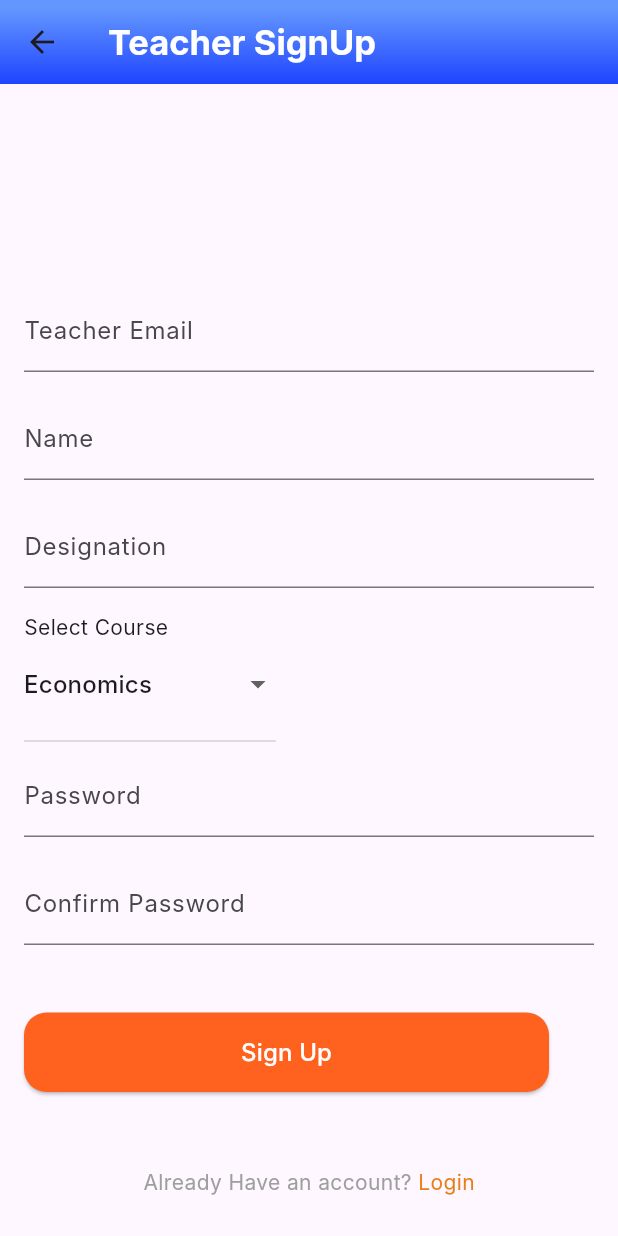
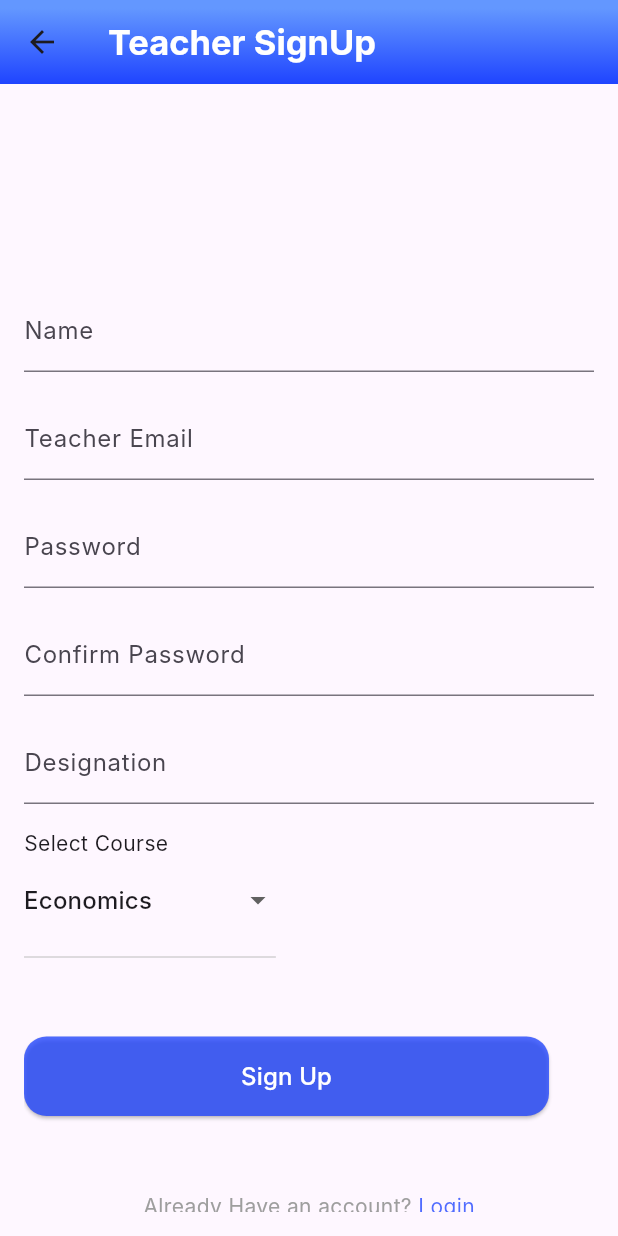
Before and after one commit to SauravHaldar04/innov_2024_overload-oblivion, a Flutter app: the TeacherSignup screen opened directly, on a phone screen of 412 x 824 dp. Run offline on Flutter 3.47's test engine with Material 3 defaults, Android fonts, the light colour scheme and no system bars; Roboto replaces fonts that are missing (Inter).

Commit message:
Adding fields in signup

```diff
--- a/lib/global/global_var.dart
+++ b/lib/global/global_var.dart
@@ -7,6 +7,9 @@ class GlobalVariables {
       begin: Alignment.topCenter,
       end: Alignment.bottomCenter);
   static const fontsize = 33;
+
+
+
   // static String mongoUrl
 
 }
--- a/lib/screens/teacher_login.dart
+++ b/lib/screens/teacher_login.dart
@@ -47,7 +47,7 @@ class TeacherLogin extends StatelessWidget {
                   //         );
                 },
                 style: ElevatedButton.styleFrom(
-                  backgroundColor: const Color.fromRGBO(255, 98, 31, 1),
+                  backgroundColor: const Color.fromRGBO(31, 68, 255, 0.776),
                   shape: RoundedRectangleBorder(
                     borderRadius: BorderRadius.circular(15.0),
                   ),
@@ -154,7 +154,7 @@ class TeacherLogin extends StatelessWidget {
                     child: const Text(
                       'Create an Account',
                       style: TextStyle(
-                        color: Color.fromRGBO(255, 98, 31, 1),
+                        color: Color.fromRGBO(31, 68, 255, 0.776),
                       ),
                     ),
                   ),
--- a/lib/screens/teacher_signup.dart
+++ b/lib/screens/teacher_signup.dart
@@ -10,6 +10,7 @@ class TeacherSignup extends StatefulWidget {
 
 class _TeacherSignupState extends State<TeacherSignup> {
   String selectedValue = "Economics";
+
   @override
   Widget build(BuildContext context) {
     return Scaffold(
@@ -26,6 +27,7 @@ class _TeacherSignupState extends State<TeacherSignup> {
       ),
       body: Padding(
         padding: const EdgeInsets.all(16.0),
+        child: Center(
           child: SingleChildScrollView(
             child: Column(
               crossAxisAlignment: CrossAxisAlignment.start,
@@ -34,12 +36,43 @@ class _TeacherSignupState extends State<TeacherSignup> {
                 const SizedBox(height: 120.0),
                 const TextField(
                   decoration: InputDecoration(
+                    labelText: 'Name',
+                    floatingLabelStyle: TextStyle(
+                        color: Color.fromRGBO(31, 68, 255, 0.776)),
+                    focusColor: Color.fromRGBO(31, 68, 255, 0.776),
+                    focusedBorder: UnderlineInputBorder(
+                      borderSide: BorderSide(
+                          color: Color.fromRGBO(31, 68, 255, 0.776)),
+                    ),
+                  ),
+                ),
+                const SizedBox(height: 16.0),
+                const TextField(
+                  obscureText: false,
+                  decoration: InputDecoration(
+                    focusedBorder: UnderlineInputBorder(
+                      borderSide: BorderSide(
+                          color: Color.fromRGBO(31, 68, 255, 0.776)),
+                    ),
                     labelText: 'Teacher Email',
-                  floatingLabelStyle: TextStyle(color: Colors.orange),
-                  focusColor: Colors.orange,
+                    floatingLabelStyle: TextStyle(
+                        color: Color.fromRGBO(31, 68, 255, 0.776)),
+                  ),
+                ),
+
+                const SizedBox(
+                  height: 16,
+                ),
+                const TextField(
+                  obscureText: true,
+                  decoration: InputDecoration(
                     focusedBorder: UnderlineInputBorder(
-                    borderSide: BorderSide(color: Colors.orange),
+                      borderSide: BorderSide(
+                          color: Color.fromRGBO(31, 68, 255, 0.776)),
                     ),
+                    labelText: 'Password',
+                    floatingLabelStyle: TextStyle(
+                        color: Color.fromRGBO(31, 68, 255, 0.776)),
                   ),
                 ),
                 const SizedBox(height: 16.0),
@@ -47,26 +80,28 @@ class _TeacherSignupState extends State<TeacherSignup> {
                   obscureText: true,
                   decoration: InputDecoration(
                     focusedBorder: UnderlineInputBorder(
-                    borderSide: BorderSide(color: Colors.orange),
+                      borderSide: BorderSide(
+                          color: Color.fromRGBO(31, 68, 255, 0.776)),
                     ),
-                  labelText: 'Name',
-                  floatingLabelStyle: TextStyle(color: Colors.orange),
+                    labelText: 'Confirm Password',
+                    floatingLabelStyle: TextStyle(
+                        color: Color.fromRGBO(31, 68, 255, 0.776)),
                   ),
                 ),
                 const SizedBox(height: 16.0),
                 const TextField(
-                obscureText: true,
+                  obscureText: false,
                   decoration: InputDecoration(
                     focusedBorder: UnderlineInputBorder(
-                    borderSide: BorderSide(color: Colors.orange),
+                      borderSide: BorderSide(
+                          color: Color.fromRGBO(31, 68, 255, 0.776)),
                     ),
                     labelText: 'Designation',
-                  floatingLabelStyle: TextStyle(color: Colors.orange),
+                    floatingLabelStyle: TextStyle(
+                        color: Color.fromRGBO(31, 68, 255, 0.776)),
                   ),
                 ),
-              const SizedBox(
-                height: 16,
-              ),
+                const SizedBox(height: 16.0),
                 const Text("Select Course"),
                 const SizedBox(
                   height: 4,
@@ -106,34 +141,15 @@ class _TeacherSignupState extends State<TeacherSignup> {
                     },
                   ),
                 ),
-              const TextField(
-                obscureText: true,
-                decoration: InputDecoration(
-                  focusedBorder: UnderlineInputBorder(
-                    borderSide: BorderSide(color: Colors.orange),
-                  ),
-                  labelText: 'Password',
-                  floatingLabelStyle: TextStyle(color: Colors.orange),
-                ),
-              ),
-              const SizedBox(height: 16.0),
-              const TextField(
-                obscureText: true,
-                decoration: InputDecoration(
-                  focusedBorder: UnderlineInputBorder(
-                    borderSide: BorderSide(color: Colors.orange),
-                  ),
-                  labelText: 'Confirm Password',
-                  floatingLabelStyle: TextStyle(color: Colors.orange),
-                ),
-              ),
+
                 const SizedBox(height: 45.0),
                 ElevatedButton(
                   onPressed: () {
                     // Perform student login logic here
                   },
                   style: ElevatedButton.styleFrom(
-                  backgroundColor: const Color.fromRGBO(255, 98, 31, 1),
+                    backgroundColor:
+                        const Color.fromRGBO(31, 68, 255, 0.776),
                     shape: RoundedRectangleBorder(
                       borderRadius: BorderRadius.circular(15.0),
                     ),
@@ -166,7 +182,7 @@ class _TeacherSignupState extends State<TeacherSignup> {
                       child: const Text(
                         'Login',
                         style: TextStyle(
-                        color: Color.fromARGB(255, 231, 128, 26),
+                          color: Color.fromRGBO(31, 68, 255, 0.776),
                         ),
                       ),
                     ),
@@ -176,6 +192,7 @@ class _TeacherSignupState extends State<TeacherSignup> {
             ),
           ),
         ),
+      ),
     );
   }
 }
```
Also changed, not shown: lib/screens/student_login.dart (+7 -7 lines), lib/screens/student_signup.dart (+24 -11 lines). Lines whose indentation alone changed are shown as unchanged.
